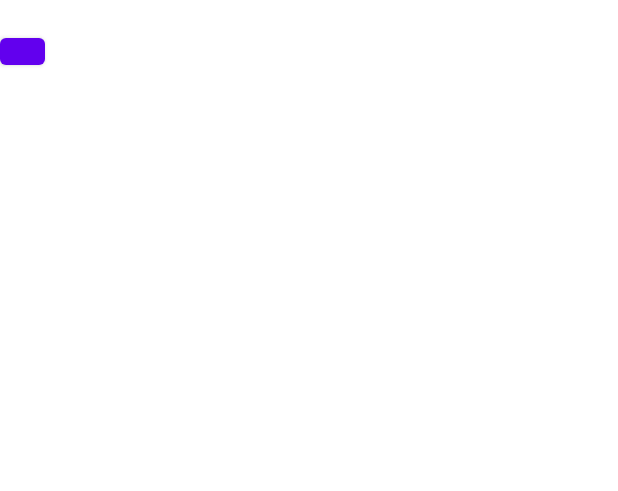
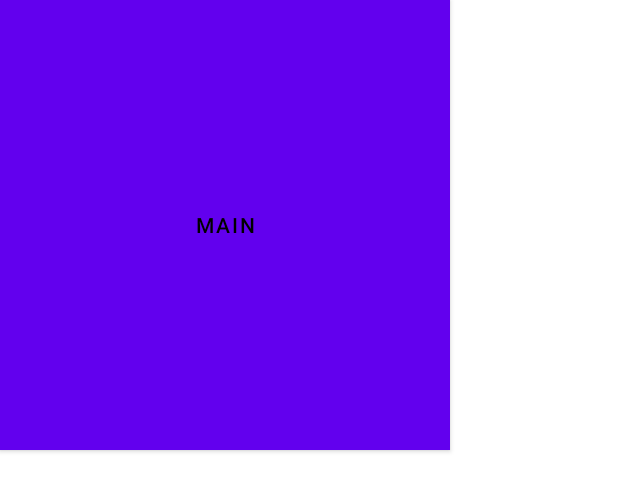
Before and after one commit to amr-lounis/picnic_lounis_madjber, an Android app: the layout activity_main.xml on its own in the app's theme, with its tools: preview values and no code run, on a phone screen of 412 x 824 dp. Shown: the top 491 px of the screen. Run offline under Robolectric (Android 15) with nearby library versions, the phone set to English and light mode, and no system bars.

Commit message:
Signed-off-by: hackamro <lounis.amar.unity@gmail.com>

```diff
--- a/app/src/main/AndroidManifest.xml
+++ b/app/src/main/AndroidManifest.xml
@@ -13,7 +13,7 @@
         android:theme="@style/Theme.Picnic_lounis_madjber"
         tools:targetApi="31">
         <activity
-            android:name=".WeatherActivity"
+            android:name=".views.WeatherActivity"
             android:exported="false">
             <meta-data
                 android:name="android.app.lib_name"
--- a/app/src/main/res/layout/activity_main.xml
+++ b/app/src/main/res/layout/activity_main.xml
@@ -4,9 +4,6 @@
     xmlns:tools="http://schemas.android.com/tools">
 
     <data>
-        <variable
-            name="vm"
-            type="com.app.picnic.viewmodels.WeatherViewModel" />
 
     </data>
 
@@ -20,23 +17,17 @@
             android:layout_width="match_parent"
             android:layout_height="match_parent"
             android:orientation="vertical">
-        <TextView
-            android:id="@+id/tv_name"
-            android:layout_width="wrap_content"
-            android:layout_height="wrap_content"
-            android:text="@{vm.mlds_name}"
-            />
 
             <Button
                 android:id="@+id/bt_run"
-            android:layout_width="30dp"
-            android:layout_height="30dp"
-            android:onClick="@{()->vm.get_name()}"
-            android:text="run"
+                android:layout_width="300dp"
+                android:layout_height="300dp"
+                android:text="main"
+                android:background="@color/black"
+                android:textColor="@color/black"
                 />
 
         </LinearLayout>
 
-
     </androidx.constraintlayout.widget.ConstraintLayout>
 </layout>
```
Also changed, not shown: app/src/main/java/com/app/picnic/MainActivity.java (+10 -26 lines), app/src/main/java/com/app/picnic/views/WeatherActivity.java (+8 -1 lines), app/src/main/res/layout/activity_weather.xml (+37 -6 lines). Lines whose indentation alone changed are shown as unchanged.
